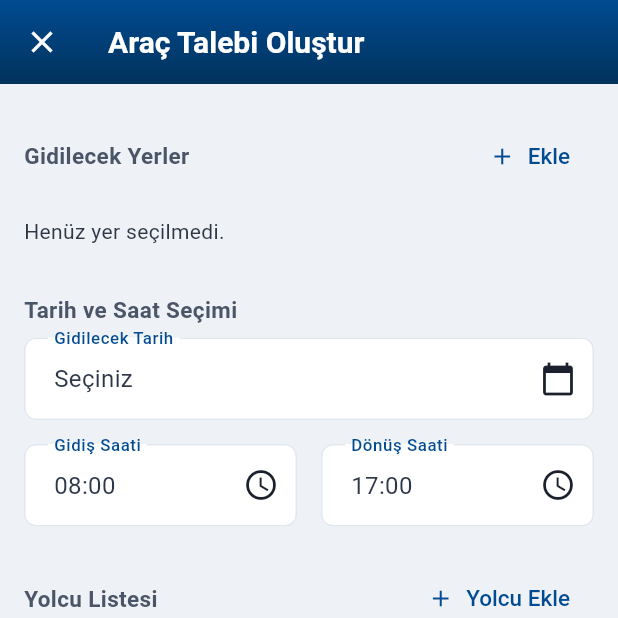
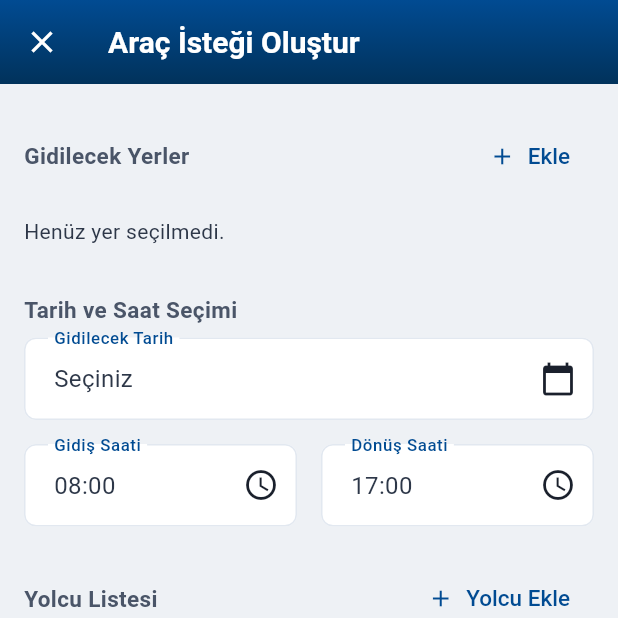
Before and after one commit to hamiterdogan/ESAS_v1, a Flutter app: the AracTalepEklePage screen opened directly, on a phone screen of 412 x 824 dp, the top half of it. Run offline on Flutter 3.47's test engine with Material 3 defaults, Android fonts, the phone set to English and light mode, and no system bars; our stand-ins replace dio, file_picker, flutter_holo_date_picker, flutter_riverpod, flutter_slidable, go_router and 1 more; missing offline and left inert: syncfusion_flutter_pdfviewer; network calls fail.

Commit message:
araç talebi başlığını araç isteğine değiştirelim

```diff
--- a/lib/common/widgets/arac_istek_ozet_bottom_sheet.dart
+++ b/lib/common/widgets/arac_istek_ozet_bottom_sheet.dart
@@ -126,7 +126,7 @@ class _AracIstekOzetBottomSheetState
                                   const SizedBox(width: 12),
                                   const Expanded(
                                     child: Text(
-                                      'Araç Talebi Detayları',
+                                      'Araç İsteği Detayları',
                                       style: TextStyle(
                                         fontSize: 18,
                                         fontWeight: FontWeight.bold,
@@ -217,7 +217,7 @@ class _AracIstekOzetBottomSheetState
         children: [
           Expanded(
             child: Text(
-              '${widget.talepTipi} Araç Talebini Gönder',
+              '${widget.talepTipi} Araç İsteğini Gönder',
               style: const TextStyle(
                 fontSize: 20,
                 fontWeight: FontWeight.bold,
--- a/lib/features/arac_istek/presentation/pages/arac_talep_ekle_page.dart
+++ b/lib/features/arac_istek/presentation/pages/arac_talep_ekle_page.dart
@@ -20,7 +20,7 @@ class AracTalepEklePage extends ConsumerWidget {
       if (next.isSuccess) {
         AppDialogs.showSuccess(
           context,
-          'Araç talebiniz başarıyla oluşturuldu.',
+          'Araç isteiniz başarıyla oluşturuldu.',
           onOk: () {
             Navigator.pop(context);
           },
@@ -38,7 +38,7 @@ class AracTalepEklePage extends ConsumerWidget {
 
     return Scaffold(
       appBar: PrimaryAppBar(
-        title: 'Araç Talebi Oluştur',
+        title: 'Araç İsteği Oluştur',
         leading: IconButton(
           icon: const Icon(Icons.close, color: AppColors.textOnPrimary),
           onPressed: () async {
--- a/lib/features/arac_istek/repositories/arac_talep_repository.dart
+++ b/lib/features/arac_istek/repositories/arac_talep_repository.dart
@@ -19,7 +19,7 @@ abstract class AracTalepRepository {
 
   Future<Result<List<GidilecekYer>>> gidilecekYerleriGetir();
 
-  /// Yeni araç talebi oluştur
+  /// Yeni araç isteği oluştur
   Future<Result<void>> aracIstekEkle(AracIstekEkleReq request);
 
   /// Araç istek nedenleri dropdown'ı için verileri getir
@@ -75,7 +75,7 @@ class AracTalepRepositoryImpl implements AracTalepRepository {
 
       if (response.statusCode == 200) {
         final data = TalepYonetimResponse.fromJson(response.data);
-        AppLogger.info('${data.talepler.length} araç talebi geldi', tag: _tag);
+        AppLogger.info('${data.talepler.length} araç isteği geldi', tag: _tag);
         return Success(data);
       }
 
--- a/lib/features/arac_istek/screens/arac_istek_yuk_ekle_screen.dart
+++ b/lib/features/arac_istek/screens/arac_istek_yuk_ekle_screen.dart
@@ -267,7 +267,7 @@ class _AracIstekYukEkleScreenState
     } else if (aracTuru == 'Otobüs') {
       return 'Otobüs İsteği';
     }
-    return '$aracTuru Araç Talebi';
+    return '$aracTuru Araç İsteği';
   }
 
   Future<void> _openYerSecimiBottomSheet() async {
--- a/lib/features/arac_istek/screens/arac_talep_ekle_screen.dart
+++ b/lib/features/arac_istek/screens/arac_talep_ekle_screen.dart
@@ -297,7 +297,7 @@ class _AracTalepEkleScreenState extends ConsumerState<AracTalepEkleScreen> {
     } else if (aracTuru == 'Otobüs') {
       return 'Otobüs İsteği';
     }
-    return '$aracTuru Araç Talebi';
+    return '$aracTuru Araç İsteği';
   }
 
   @override
@@ -946,7 +946,7 @@ class _AracTalepEkleScreenState extends ConsumerState<AracTalepEkleScreen> {
         },
         onSuccess: () {
           if (!mounted) return;
-          _showStatusBottomSheet('Araç talebi gönderildi', isError: false);
+          _showStatusBottomSheet('Araç isteği gönderildi', isError: false);
         },
         onError: (error) {
           if (!mounted) return;
@@ -1261,7 +1261,7 @@ class _AracTalepEkleScreenState extends ConsumerState<AracTalepEkleScreen> {
       case Success():
         return;
       case Failure(:final message):
-        throw Exception('Araç talebi gönderilemedi: $message');
+        throw Exception('Araç isteği gönderilemedi: $message');
       case Loading():
         throw Exception('Yükleniyor');
     }
--- a/lib/features/arac_istek/screens/arac_talep_yonetim_screen.dart
+++ b/lib/features/arac_istek/screens/arac_talep_yonetim_screen.dart
@@ -136,7 +136,7 @@ class _AracTalepCard extends ConsumerWidget {
   Future<void> _deleteTalep(BuildContext context, WidgetRef ref) async {
     final shouldDelete = await helper.showDeleteConfirmDialog(
       title: 'Talebi Sil',
-      content: 'Bu araç talebini silmek istediğinize emin misiniz?',
+      content: 'Bu araç isteğini silmek istediğinize emin misiniz?',
     );
     if (shouldDelete != true) return;
 
```
